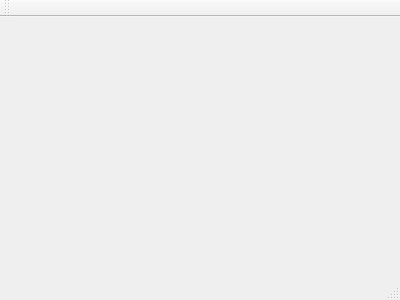
The window that Win_OS/mainwindow.ui (Tyakai/DeskTopSoftWar) describes before a commit, drawn with Qt 5.
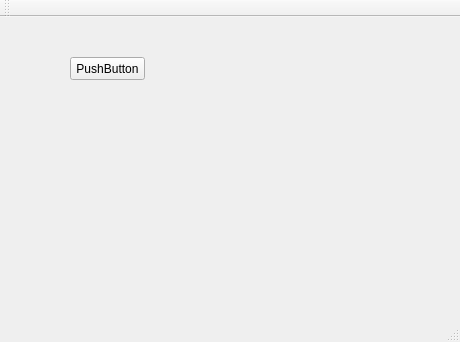
The same window after the commit.

The edit to the form file:
```diff
--- a/Win_OS/mainwindow.ui
+++ b/Win_OS/mainwindow.ui
@@ -1,24 +1,53 @@
 <ui version="4.0">
  <class>MainWindow</class>
- <widget class="QMainWindow" name="MainWindow" >
-  <property name="geometry" >
+ <widget class="QMainWindow" name="MainWindow">
+  <property name="geometry">
    <rect>
     <x>0</x>
     <y>0</y>
-    <width>400</width>
-    <height>300</height>
+    <width>460</width>
+    <height>342</height>
    </rect>
   </property>
   <property name="windowTitle" >
    <string>MainWindow</string>
   </property>
-  <widget class="QMenuBar" name="menuBar" />
-  <widget class="QToolBar" name="mainToolBar" />
-  <widget class="QWidget" name="centralWidget" />
-  <widget class="QStatusBar" name="statusBar" />
+  <widget class="QWidget" name="centralWidget">
+   <widget class="QPushButton" name="pushButton_newWidget">
+    <property name="geometry">
+     <rect>
+      <x>70</x>
+      <y>40</y>
+      <width>75</width>
+      <height>23</height>
+     </rect>
+    </property>
+    <property name="text">
+     <string>PushButton</string>
+    </property>
+   </widget>
+  </widget>
+  <widget class="QMenuBar" name="menuBar">
+   <property name="geometry">
+    <rect>
+     <x>0</x>
+     <y>0</y>
+     <width>460</width>
+     <height>23</height>
+    </rect>
+   </property>
+  </widget>
+  <widget class="QToolBar" name="mainToolBar">
+   <attribute name="toolBarArea">
+    <enum>TopToolBarArea</enum>
+   </attribute>
+   <attribute name="toolBarBreak">
+    <bool>false</bool>
+   </attribute>
+  </widget>
+  <widget class="QStatusBar" name="statusBar"/>
  </widget>
- <layoutDefault spacing="6" margin="11" />
- <pixmapfunction></pixmapfunction>
+ <layoutdefault spacing="6" margin="11"/>
  <resources/>
  <connections/>
 </ui>
```
Left out of the diff: 3 changed lines with no effect on the pictures.
